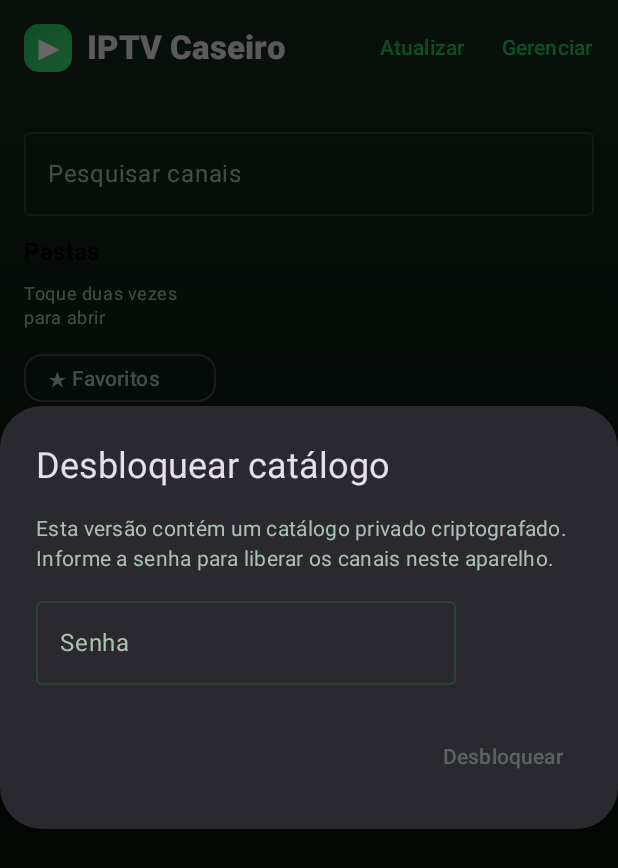
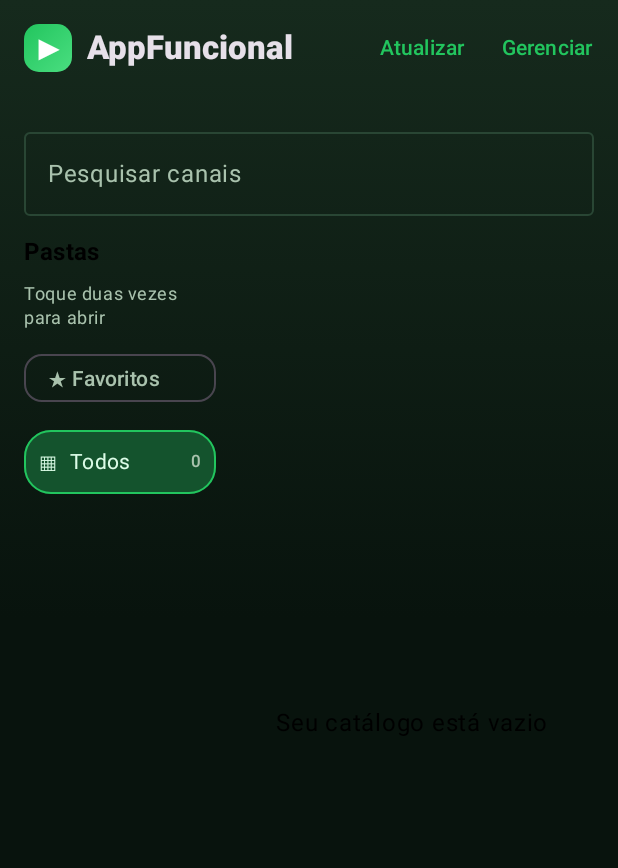
Before and after one commit to andrejvines-commits/iptv-caseiro, an Android app built with Jetpack Compose: the screen it shows after launch (MainActivity), on a phone screen of 412 x 824 dp. Shown: the top 868 px of the screen. Run offline under Robolectric (Android 15) with nearby library versions, the phone set to English and light mode, and no system bars; our stand-ins replace Room's generated code; libraries missing offline, so code that uses them is left out: java.net, java.time, java.time.format, java.util.concurrent, kotlinx.coroutines.delay and 1 more.

Commit message:
Publica AppFuncional sem catálogo embutido
Co-authored-by: Copilot <223556219+Copilot@users.noreply.github.com>

```diff
--- a/android/app/src/main/java/br/com/iptvcaseiro/MainActivity.kt
+++ b/android/app/src/main/java/br/com/iptvcaseiro/MainActivity.kt
@@ -142,8 +142,6 @@ private const val APK_NAME = "iptv-caseiro.apk"
 private const val PREFS = "iptv_caseiro"
 private const val UPDATE_CHECKED_AT = "update_checked_at"
 private const val LAST_VIEWED_CATEGORY = "last_viewed_category"
-private const val BUNDLED_CATALOG_ASSET = "bundled-catalog.iptvbak"
-private const val BUNDLED_CATALOG_UNLOCKED = "bundled_catalog_unlocked_2"
 private const val DAY_MS = 24L * 60L * 60L * 1000L
 private const val MAX_BACKUP_BYTES = 16 * 1024 * 1024
 private const val IMPORT_BATCH_SIZE = 1_000
@@ -201,9 +199,6 @@ class MainActivity : ComponentActivity() {
     private val passwordActionState = mutableStateOf<PasswordAction?>(null)
     private val playlistPreviewState = mutableStateOf<List<Channel>>(emptyList())
     private val playlistLoadingState = mutableStateOf(false)
-    private val bundledCatalogLockedState = mutableStateOf(true)
-    private val bundledCatalogLoadingState = mutableStateOf(false)
-    private val bundledCatalogErrorState = mutableStateOf<String?>(null)
     private val seriesState = mutableStateOf<Channel?>(null)
     private val seriesEpisodesState = mutableStateOf<List<Channel>>(emptyList())
     private val seriesLoadingState = mutableStateOf(false)
@@ -250,7 +245,6 @@ class MainActivity : ComponentActivity() {
         super.onCreate(savedInstanceState)
         val prefs = getSharedPreferences(PREFS, MODE_PRIVATE)
         prefs.edit().remove("server_url").apply()
-        bundledCatalogLockedState.value = !prefs.getBoolean(BUNDLED_CATALOG_UNLOCKED, false)
         registerLaunchers()
         registerDownloadReceiver()
         loadChannels()
@@ -355,7 +349,7 @@ class MainActivity : ComponentActivity() {
                                     ),
                                     contentAlignment = Alignment.Center,
                                 ) { Text("▶", color = Color.White, fontWeight = FontWeight.Bold) }
-                                Text("IPTV Caseiro", fontWeight = FontWeight.ExtraBold)
+                                Text("AppFuncional", fontWeight = FontWeight.ExtraBold)
                             }
                         },
                         navigationIcon = {
@@ -397,14 +391,13 @@ class MainActivity : ComponentActivity() {
         noticeState.value?.let { notice ->
             AlertDialog(
                 onDismissRequest = { noticeState.value = null },
-                title = { Text("IPTV Caseiro") },
+                title = { Text("AppFuncional") },
                 text = { Text(notice) },
                 confirmButton = { TextButton(onClick = { noticeState.value = null }) { Text("OK") } },
             )
         }
         UpdateDialog(updateState.value)
         passwordActionState.value?.let { PasswordDialog(it) }
-        if (bundledCatalogLockedState.value) BundledCatalogDialog()
     }
 
     @Composable
@@ -637,7 +630,7 @@ class MainActivity : ComponentActivity() {
         Box(Modifier.fillMaxSize(), contentAlignment = Alignment.Center) {
             Column(horizontalAlignment = Alignment.CenterHorizontally, verticalArrangement = Arrangement.spacedBy(12.dp)) {
                 Text("Seu catálogo está vazio", style = MaterialTheme.typography.headlineSmall)
-                Text("Cadastre um canal, escolha um vídeo ou importe uma playlist M3U.")
+                Text("Adicione o link da sua lista M3U, cadastre um canal ou importe um arquivo.")
                 Button(onClick = onManage) { Text("Adicionar conteúdo") }
             }
         }
@@ -1240,43 +1233,6 @@ class MainActivity : ComponentActivity() {
                     }
                     password = ""
                 }) { Text("Continuar") }
-            },
-        )
-    }
-
-    @Composable
-    private fun BundledCatalogDialog() {
-        var password by rememberSaveable { mutableStateOf("") }
-        val loading by bundledCatalogLoadingState
-        val error by bundledCatalogErrorState
-        AlertDialog(
-            onDismissRequest = {},
-            title = { Text("Desbloquear catálogo") },
-            text = {
-                Column(verticalArrangement = Arrangement.spacedBy(10.dp)) {
-                    Text("Esta versão contém um catálogo privado criptografado. Informe a senha para liberar os canais neste aparelho.")
-                    OutlinedTextField(
-                        value = password,
-                        onValueChange = { password = it; bundledCatalogErrorState.value = null },
-                        label = { Text("Senha") },
-                        visualTransformation = PasswordVisualTransformation(),
-                        keyboardOptions = KeyboardOptions(keyboardType = KeyboardType.NumberPassword),
-                        singleLine = true,
-                        enabled = !loading,
-                    )
-                    if (loading) LinearProgressIndicator(Modifier.fillMaxWidth())
-                    if (error != null) Text(error!!, color = MaterialTheme.colorScheme.error)
-                }
-            },
-            confirmButton = {
-                TextButton(
-                    enabled = password.isNotBlank() && !loading,
-                    onClick = {
-                        val chars = password.toCharArray()
-                        password = ""
-                        unlockBundledCatalog(chars)
-                    },
-                ) { Text(if (loading) "Desbloqueando…" else "Desbloquear") }
             },
         )
     }
@@ -2331,51 +2287,6 @@ class MainActivity : ComponentActivity() {
         }
     }
 
-    private fun unlockBundledCatalog(password: CharArray) {
-        if (bundledCatalogLoadingState.value) {
-            password.fill('\u0000')
-            return
-        }
-        bundledCatalogLoadingState.value = true
-        bundledCatalogErrorState.value = null
-        executor.execute {
-            try {
-                val encrypted = assets.open(BUNDLED_CATALOG_ASSET).use { input ->
-                    val bytes = input.readBytes()
-                    if (bytes.size > 8 * 1024 * 1024) throw IllegalStateException("O catálogo incluído ultrapassa o limite permitido.")
-                    bytes
-                }
-                val plain = BackupCrypto.decrypt(encrypted, password)
-                val root = JSONObject(String(plain, StandardCharsets.UTF_8))
-                if (root.optInt("format") != 1) throw IllegalStateException("O catálogo incluído possui formato incompatível.")
-                val array = root.getJSONArray("channels")
-                if (array.length() > M3uParser.MAX_CHANNELS) throw IllegalStateException("O catálogo incluído contém canais demais.")
-                val channels = ArrayList<Channel>(array.length())
-                for (index in 0 until array.length()) channels += channelFromJson(array.getJSONObject(index))
-                val added = AppDatabase.get(this).channelDao().insertAll(channels).count { it != -1L }
-                val duplicates = channels.size - added
-                getSharedPreferences(PREFS, MODE_PRIVATE).edit().putBoolean(BUNDLED_CATALOG_UNLOCKED, true).apply()
-                loadChannels {
-                    bundledCatalogLoadingState.value = false
-                    bundledCatalogLockedState.value = false
-                    showNotice("Catálogo desbloqueado: $added canais adicionados e $duplicates repetidos ignorados.")
-                }
-            } catch (_: javax.crypto.AEADBadTagException) {
-                runOnUiThread {
-                    bundledCatalogLoadingState.value = false
-                    bundledCatalogErrorState.value = "Senha incorreta. Tente novamente."
-                }
-            } catch (_: Exception) {
-                runOnUiThread {
-                    bundledCatalogLoadingState.value = false
-                    bundledCatalogErrorState.value = "Não foi possível desbloquear o catálogo incluído."
-                }
-            } finally {
-                password.fill('\u0000')
-            }
-        }
-    }
-
     private fun exportBackup(uri: Uri, password: CharArray) {
         executor.execute {
             try {
@@ -2475,7 +2386,7 @@ class MainActivity : ComponentActivity() {
         if (file.exists() && !file.delete()) { showNotice("Não foi possível substituir o instalador anterior."); return }
         pendingApk = file
         val request = DownloadManager.Request(Uri.parse(apkUrl))
-            .setTitle("Atualização do IPTV Caseiro").setDescription("Baixando nova versão")
+            .setTitle("Atualização do AppFuncional").setDescription("Baixando nova versão")
             .setMimeType("application/vnd.android.package-archive")
             .setNotificationVisibility(DownloadManager.Request.VISIBILITY_VISIBLE_NOTIFY_COMPLETED)
             .setDestinationInExternalFilesDir(this, Environment.DIRECTORY_DOWNLOADS, APK_NAME)
@@ -2489,7 +2400,7 @@ class MainActivity : ComponentActivity() {
         if (!packageManager.canRequestPackageInstalls()) {
             waitingInstallPermission = true
             AlertDialog.Builder(this).setTitle("Permitir instalação")
-                .setMessage("Autorize o IPTV Caseiro a instalar aplicativos desconhecidos e volte para continuar.")
+                .setMessage("Autorize o AppFuncional a instalar aplicativos desconhecidos e volte para continuar.")
                 .setNegativeButton("Cancelar", null)
                 .setPositiveButton("Abrir configuração") { _, _ -> startActivity(Intent(Settings.ACTION_MANAGE_UNKNOWN_APP_SOURCES, Uri.parse("package:$packageName"))) }
                 .show()
--- a/android/app/src/main/java/br/com/iptvcaseiro/util/BackupCrypto.java
+++ b/android/app/src/main/java/br/com/iptvcaseiro/util/BackupCrypto.java
@@ -43,7 +43,7 @@ public final class BackupCrypto {
         ByteBuffer buffer = ByteBuffer.wrap(data);
         byte[] magic = new byte[MAGIC.length];
         buffer.get(magic);
-        if (!java.util.Arrays.equals(magic, MAGIC)) throw new IOException("Este arquivo não é um backup do IPTV Caseiro.");
+        if (!java.util.Arrays.equals(magic, MAGIC)) throw new IOException("Este arquivo não é um backup do AppFuncional.");
         byte[] salt = new byte[16];
         byte[] iv = new byte[12];
         buffer.get(salt);
--- a/android/app/src/main/res/values/strings.xml
+++ b/android/app/src/main/res/values/strings.xml
@@ -1,3 +1,3 @@
 <resources>
-    <string name="app_name">IPTV Caseiro</string>
+    <string name="app_name">AppFuncional</string>
 </resources>
```
Also changed, not shown: 3 other files.
